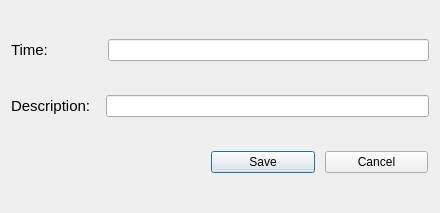
Qt form Calendar/eventedit.ui (lupuionut/egui-qt-calendar) before a commit.
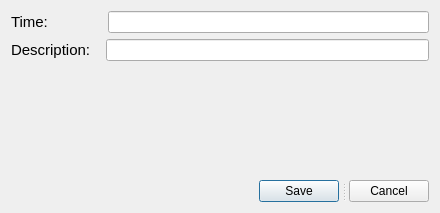
The same form after that commit.

Diff of the .ui file:
```diff
--- a/Calendar/eventedit.ui
+++ b/Calendar/eventedit.ui
@@ -64,21 +64,20 @@
      </item>
     </layout>
    </item>
-   <item>
-    <layout class="QHBoxLayout" name="m_buttonLayout">
-     <property name="spacing">
+   <item alignment="Qt::AlignRight|Qt::AlignBottom">
+    <widget class="QSplitter" name="splitter">
+     <property name="sizePolicy">
+      <sizepolicy hsizetype="Fixed" vsizetype="Fixed">
+       <horstretch>0</horstretch>
+       <verstretch>0</verstretch>
+      </sizepolicy>
+     </property>
+     <property name="orientation">
+      <enum>Qt::Horizontal</enum>
+     </property>
+     <property name="handleWidth">
       <number>10</number>
      </property>
-     <property name="sizeConstraint">
-      <enum>QLayout::SetDefaultConstraint</enum>
-     </property>
-     <property name="leftMargin">
-      <number>200</number>
-     </property>
-     <property name="rightMargin">
-      <number>1</number>
-     </property>
-     <item>
       <widget class="QPushButton" name="m_saveButton">
        <property name="sizePolicy">
         <sizepolicy hsizetype="Preferred" vsizetype="Fixed">
@@ -90,8 +89,6 @@
         <string>Save</string>
        </property>
       </widget>
-     </item>
-     <item>
       <widget class="QPushButton" name="m_cancelButton">
        <property name="sizePolicy">
         <sizepolicy hsizetype="Preferred" vsizetype="Fixed">
@@ -103,8 +100,7 @@
         <string>Cancel</string>
        </property>
       </widget>
-     </item>
-    </layout>
+    </widget>
    </item>
   </layout>
  </widget>
```
Left out of the diff: 2 changed lines with no effect on the pictures. Lines whose indentation alone changed are shown as unchanged.
